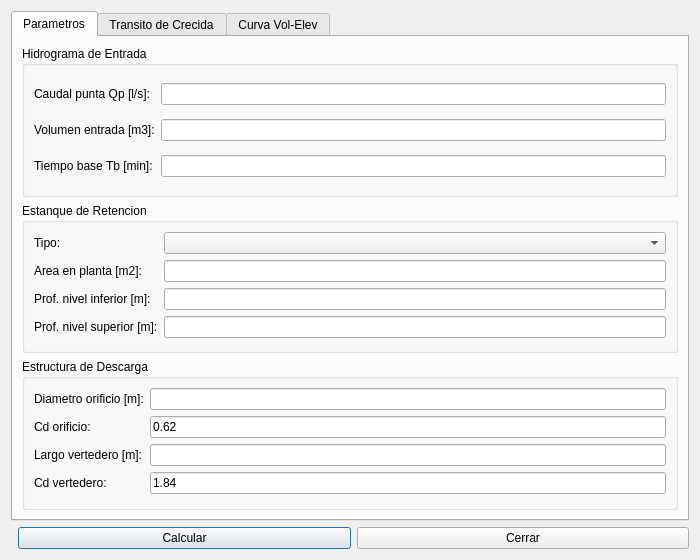
First picture: the form in core/ui/toolbars/mdu/mdu_retention_works.ui, repository JoaquinAlvarado-py/giswater_qgis_plugin_CL, before the edit.
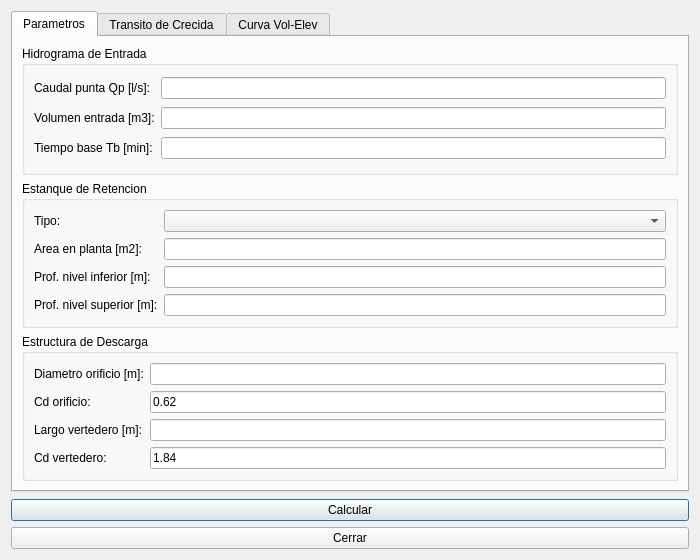
Second picture: the form after the edit.

Commit message:
fix: usar QGridLayout lyt_buttons en dialogos MDU
Corrige error 'no attribute lyt_buttons' al abrir dialogos.
Giswater requiere QGridLayout con nombre lyt_buttons para
agregar el boton de ayuda en los dialogos.

The edit to the form file:
```diff
--- a/core/ui/toolbars/mdu/mdu_retention_works.ui
+++ b/core/ui/toolbars/mdu/mdu_retention_works.ui
@@ -71,7 +71,7 @@
     </widget>
    </item>
    <item>
-    <layout class="QHBoxLayout" name="btn_layout">
+    <layout class="QGridLayout" name="lyt_buttons">
      <item><spacer name="spacer"><property name="orientation"><enum>Qt::Horizontal</enum></property></spacer></item>
      <item><widget class="QPushButton" name="btn_calculate"><property name="text"><string>Calcular</string></property></widget></item>
      <item><widget class="QPushButton" name="btn_close"><property name="text"><string>Cerrar</string></property></widget></item>
```
The commit also changes 6 other files.
